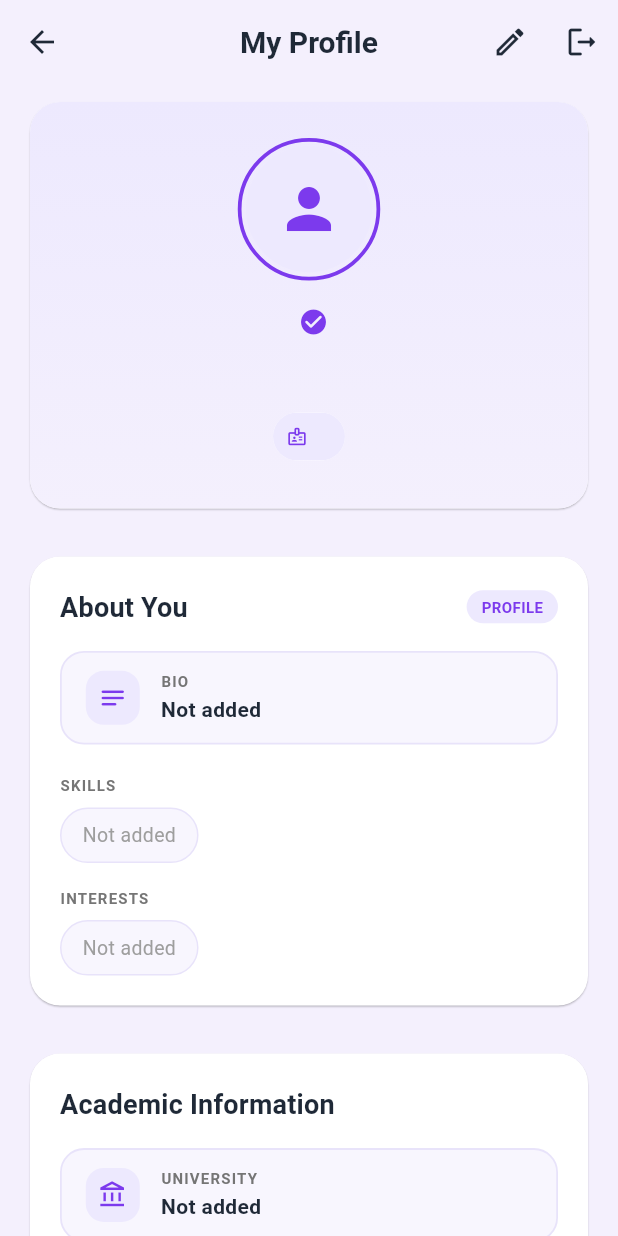
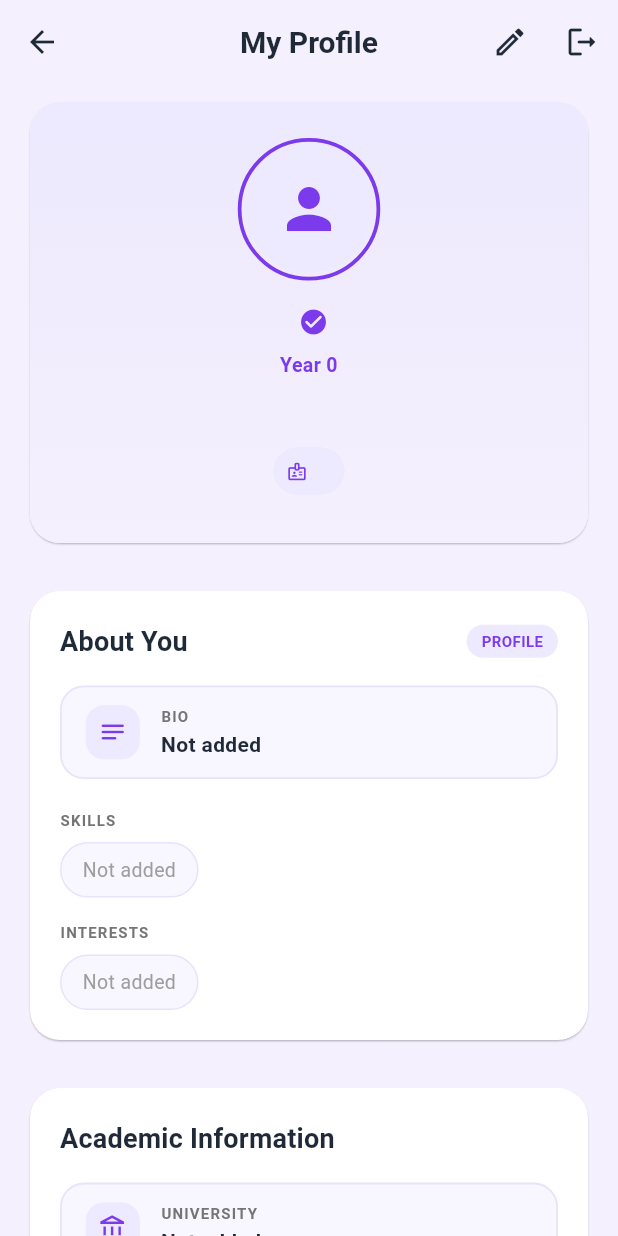
Before and after one commit to Arankan05/onecamp, a Flutter app: the ProfileScreen screen opened by its route, on a phone screen of 412 x 824 dp. Run offline on Flutter 3.47's test engine with Material 3 defaults, Android fonts, the phone set to English and light mode, and no system bars; our stand-ins replace cloud_firestore, firebase_auth, firebase_core, image_picker; accounts and stored records are empty.

Commit message:
feat(profile): improve profile and edit profile UI

```diff
--- a/lib/features/profile/screens/profile_screen.dart
+++ b/lib/features/profile/screens/profile_screen.dart
@@ -231,6 +231,34 @@ class _ProfileScreenState extends State<ProfileScreen> {
                   ),
 
                   const SizedBox(height: 4),
+
+                  // Academic Subtitle (e.g. Degree · Year X · Faculty)
+                  if ([
+                    profile.degree,
+                    profile.academicYear != null
+                        ? 'Year ${profile.academicYear}'
+                        : null,
+                    profile.faculty,
+                  ].any((element) => element?.isNotEmpty == true))
+                    Padding(
+                      padding: const EdgeInsets.only(bottom: 4),
+                      child: Text(
+                        [
+                          if (profile.degree?.isNotEmpty == true)
+                            profile.degree,
+                          if (profile.academicYear != null)
+                            'Year ${profile.academicYear}',
+                          if (profile.faculty?.isNotEmpty == true)
+                            profile.faculty,
+                        ].join(' · '),
+                        textAlign: TextAlign.center,
+                        style: TextStyle(
+                          fontSize: 13,
+                          fontWeight: FontWeight.w600,
+                          color: theme.colorScheme.primary,
+                        ),
+                      ),
+                    ),
 
                   // User Email
                   Text(
```
